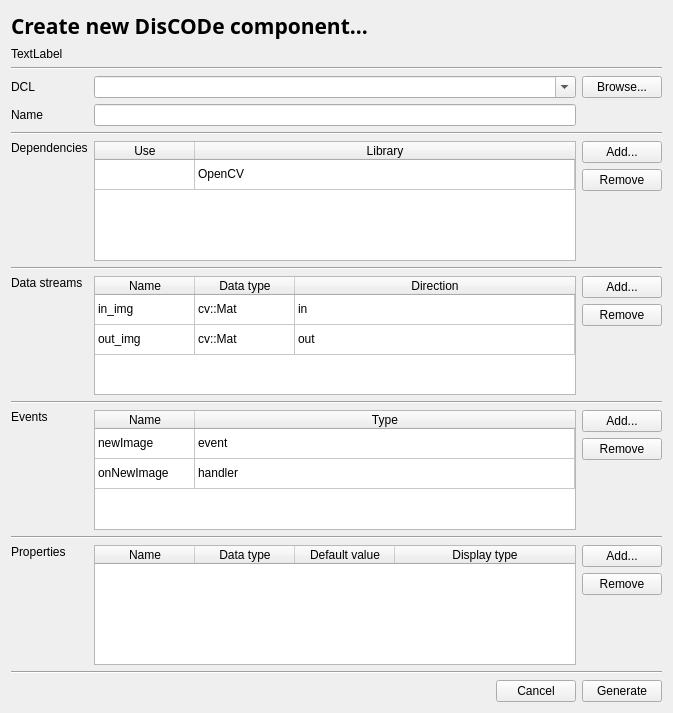
This is src/Tools/diswizard.ui in maciek-slon/DisCODe as Qt 5 draws it before an edit. The edited form follows.
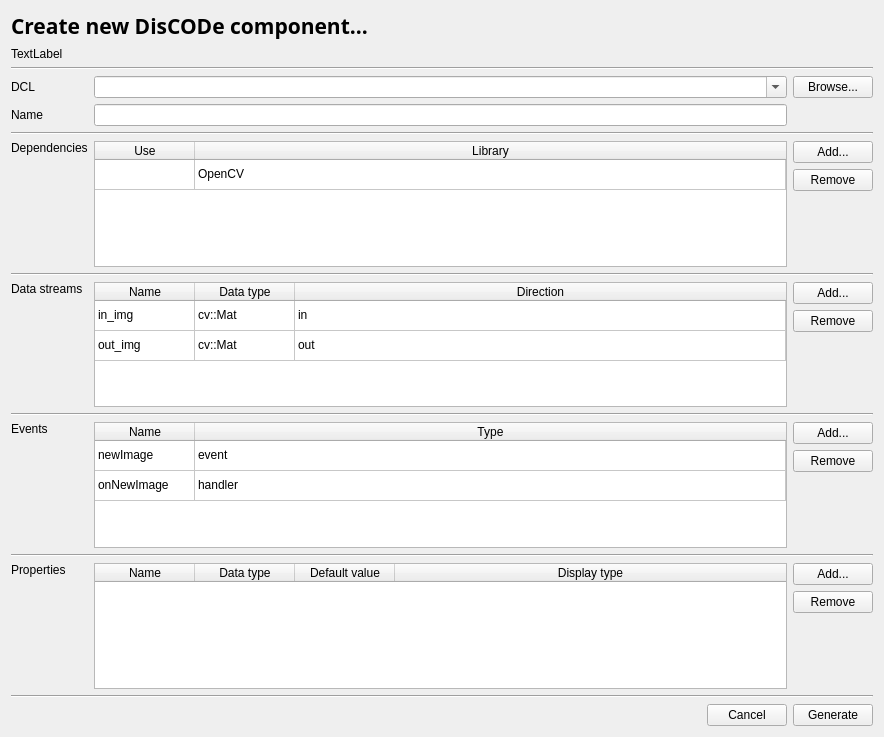
This is the edited form.

Patch:
```diff
--- a/src/Tools/diswizard.ui
+++ b/src/Tools/diswizard.ui
@@ -6,8 +6,8 @@
    <rect>
     <x>0</x>
     <y>0</y>
-    <width>673</width>
-    <height>713</height>
+    <width>884</width>
+    <height>737</height>
    </rect>
   </property>
   <property name="windowTitle">
```
Left out of the diff: 33 changed lines with no effect on the pictures.
